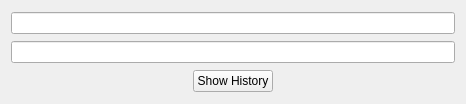
The window that Instant/mainform.ui (yvbbrjdr/Instant) describes before a commit, drawn with Qt 5.
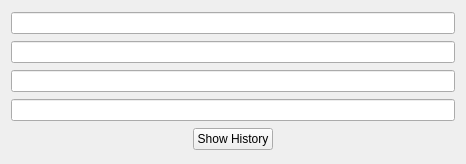
The same window after the commit.

Commit message: Added 2 last boxes and added log off notification

The edit to the form file:
```diff
--- a/Instant/mainform.ui
+++ b/Instant/mainform.ui
@@ -7,10 +7,17 @@
     <x>0</x>
     <y>0</y>
     <width>466</width>
-    <height>104</height>
+    <height>164</height>
    </rect>
   </property>
   <layout class="QVBoxLayout" name="verticalLayout">
+   <item>
+    <widget class="QLineEdit" name="Last">
+     <property name="readOnly">
+      <bool>true</bool>
+     </property>
+    </widget>
+   </item>
    <item>
     <widget class="QLineEdit" name="Peer">
      <property name="readOnly">
@@ -18,6 +25,13 @@
      </property>
     </widget>
    </item>
+   <item>
+    <widget class="QLineEdit" name="Sent">
+     <property name="readOnly">
+      <bool>true</bool>
+     </property>
+    </widget>
+   </item>
    <item>
     <widget class="QLineEdit" name="Local"/>
    </item>
```
The commit also changes 2 other files.
